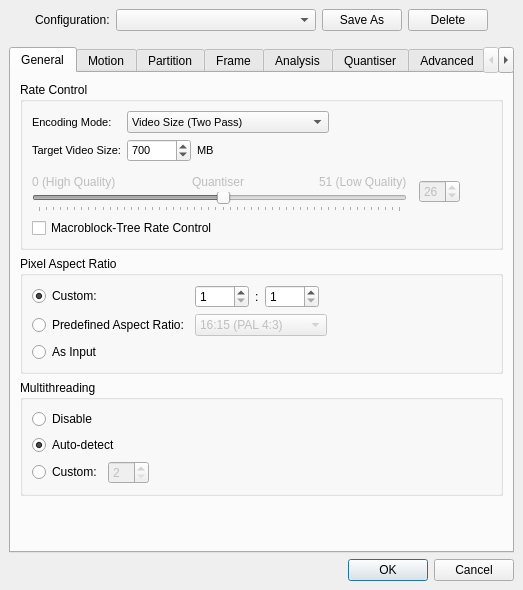
Old version of the form branches/avidemux_2.5_branch_gruntster/plugins/ADM_videoEncoder/ADM_vidEnc_x264/qt4/x264ConfigDialog.ui in the repository BackupTheBerlios/avidemux-svn.
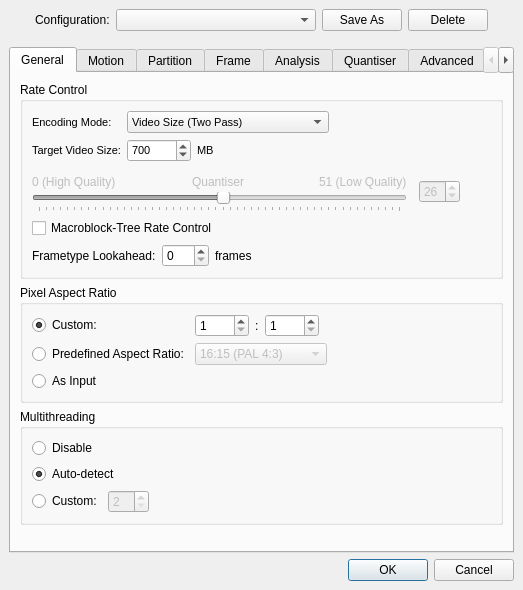
New version of the form.

Commit message: [x264] add frametype lookahead option for Qt interface

```diff
--- a/branches/avidemux_2.5_branch_gruntster/plugins/ADM_videoEncoder/ADM_vidEnc_x264/qt4/x264ConfigDialog.ui
+++ b/branches/avidemux_2.5_branch_gruntster/plugins/ADM_videoEncoder/ADM_vidEnc_x264/qt4/x264ConfigDialog.ui
@@ -484,6 +484,50 @@
             </property>
            </widget>
           </item>
+          <item>
+           <layout class="QHBoxLayout" >
+            <property name="margin" >
+             <number>0</number>
+            </property>
+            <property name="spacing" >
+             <number>6</number>
+            </property>
+            <item>
+             <widget class="QLabel" name="lblLookahead" >
+              <property name="text" >
+               <string>Frametype Lookahead:</string>
+              </property>
+             </widget>
+            </item>
+            <item>
+             <widget class="QSpinBox" name="lookaheadSpinBox" >
+              <property name="maximum" >
+               <number>250</number>
+              </property>
+             </widget>
+            </item>
+            <item>
+             <widget class="QLabel" name="lblLookaheadFrames" >
+              <property name="text" >
+               <string>frames</string>
+              </property>
+             </widget>
+            </item>
+            <item>
+             <spacer>
+              <property name="orientation" >
+               <enum>Qt::Horizontal</enum>
+              </property>
+              <property name="sizeHint" >
+               <size>
+                <width>40</width>
+                <height>20</height>
+               </size>
+              </property>
+             </spacer>
+            </item>
+           </layout>
+          </item>
          </layout>
         </widget>
        </item>
```
Left out of the diff: 1 changed line with no effect on the pictures. The commit also changes 4 other files.
